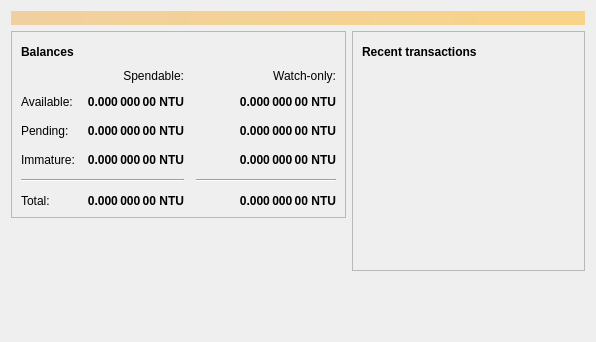
nutucoin/NutucoinV2, file src/qt/forms/overviewpage.ui: the form before one commit.
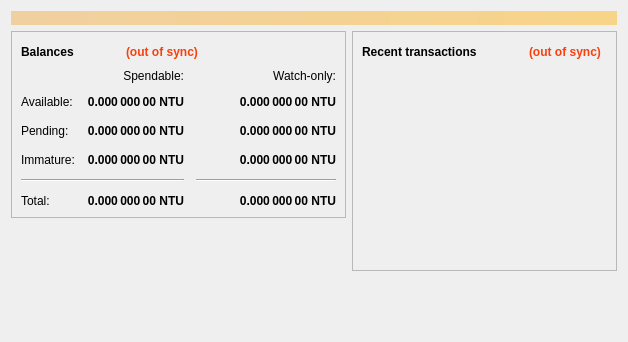
The form after the commit. Icons and pictures are not drawn.

Commit message: New GUI for 'Balance section' and 'sync section'

```diff
--- a/src/qt/forms/overviewpage.ui
+++ b/src/qt/forms/overviewpage.ui
@@ -6,7 +6,7 @@
    <rect>
     <x>0</x>
     <y>0</y>
-    <width>596</width>
+    <width>628</width>
     <height>342</height>
    </rect>
   </property>
@@ -66,9 +66,15 @@
               <property name="enabled">
                <bool>true</bool>
               </property>
+              <property name="sizePolicy">
+               <sizepolicy hsizetype="Minimum" vsizetype="Fixed">
+                <horstretch>0</horstretch>
+                <verstretch>0</verstretch>
+               </sizepolicy>
+              </property>
               <property name="maximumSize">
                <size>
-                <width>30</width>
+                <width>40</width>
                 <height>16777215</height>
                </size>
               </property>
@@ -94,6 +100,22 @@
               </property>
              </widget>
             </item>
+            <item>
+             <widget class="QLabel" name="labelOutOfSync">
+              <property name="font">
+               <font>
+                <weight>75</weight>
+                <bold>true</bold>
+               </font>
+              </property>
+              <property name="styleSheet">
+               <string notr="true">QLabel {color:#f7410d}</string>
+              </property>
+              <property name="text">
+               <string>(out of sync)</string>
+              </property>
+             </widget>
+            </item>
             <item>
              <spacer name="horizontalSpacer_3">
               <property name="orientation">
@@ -419,6 +441,53 @@
          </property>
         </spacer>
        </item>
+       <item>
+        <widget class="QPushButton" name="logo">
+         <property name="sizePolicy">
+          <sizepolicy hsizetype="Fixed" vsizetype="Fixed">
+           <horstretch>0</horstretch>
+           <verstretch>0</verstretch>
+          </sizepolicy>
+         </property>
+         <property name="maximumSize">
+          <size>
+           <width>400</width>
+           <height>109</height>
+          </size>
+         </property>
+         <property name="styleSheet">
+          <string notr="true">QPushButton {background-color:transparent}</string>
+         </property>
+         <property name="text">
+          <string/>
+         </property>
+         <property name="iconSize">
+          <size>
+           <width>400</width>
+           <height>109</height>
+          </size>
+         </property>
+         <property name="flat">
+          <bool>true</bool>
+         </property>
+        </widget>
+       </item>
+       <item>
+        <spacer name="verticalSpacer_3">
+         <property name="orientation">
+          <enum>Qt::Vertical</enum>
+         </property>
+         <property name="sizeType">
+          <enum>QSizePolicy::Fixed</enum>
+         </property>
+         <property name="sizeHint" stdset="0">
+          <size>
+           <width>20</width>
+           <height>20</height>
+          </size>
+         </property>
+        </spacer>
+       </item>
       </layout>
      </item>
      <item>
@@ -452,9 +521,15 @@
               <property name="enabled">
                <bool>true</bool>
               </property>
+              <property name="sizePolicy">
+               <sizepolicy hsizetype="Minimum" vsizetype="Fixed">
+                <horstretch>0</horstretch>
+                <verstretch>0</verstretch>
+               </sizepolicy>
+              </property>
               <property name="maximumSize">
                <size>
-                <width>30</width>
+                <width>40</width>
                 <height>16777215</height>
                </size>
               </property>
@@ -480,6 +555,22 @@
               </property>
              </widget>
             </item>
+            <item>
+             <widget class="QLabel" name="labelOutOfSync_2">
+              <property name="font">
+               <font>
+                <weight>75</weight>
+                <bold>true</bold>
+               </font>
+              </property>
+              <property name="styleSheet">
+               <string notr="true">QLabel{color:#f7410d}</string>
+              </property>
+              <property name="text">
+               <string>(out of sync)</string>
+              </property>
+             </widget>
+            </item>
             <item>
              <spacer name="horizontalSpacer">
               <property name="orientation">
```
Left out of the diff: 4 changed lines with no effect on the pictures. The commit also changes 3 other files.
